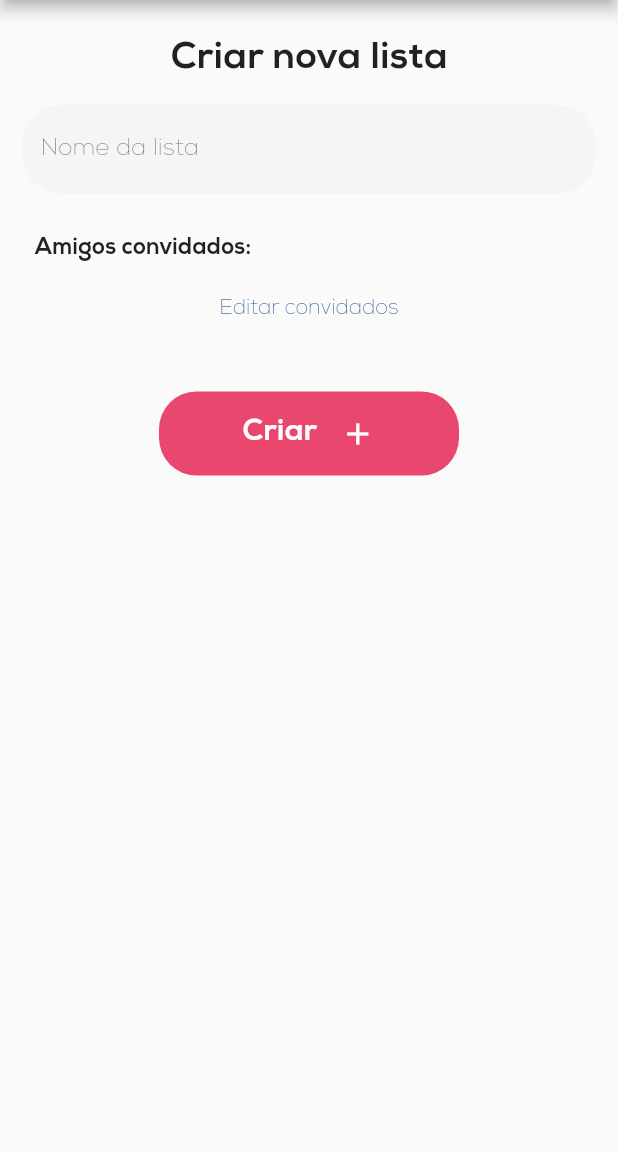
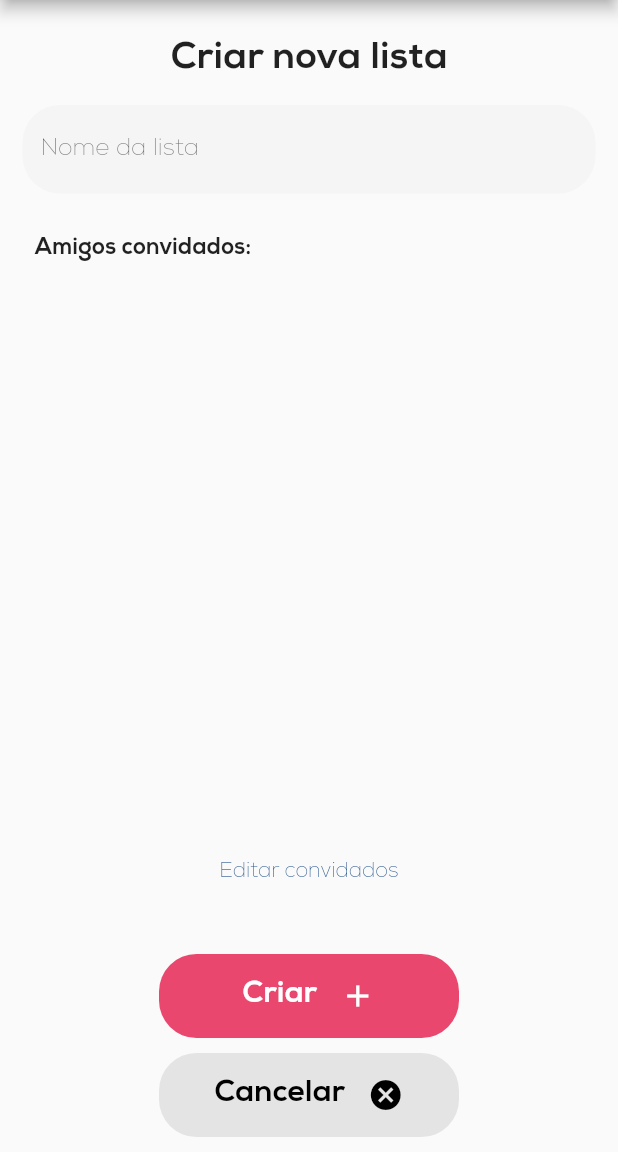
Before and after one commit to emmanuelsdias/cestamos_frontend, a Flutter app: the ListsPage screen opened directly, after a tap on the "add" icon, on a phone screen of 412 x 824 dp, the part 84-1236 px from its top. Run offline on Flutter 3.47's test engine with Material 2 defaults, Android fonts, the phone set to English and light mode, and no system bars; our stand-ins replace flutter_snake_navigationbar, flutter_svg.

Commit message:
cancel button on create list

```diff
--- a/cestamos/lib/pages/create_list_page.dart
+++ b/cestamos/lib/pages/create_list_page.dart
@@ -4,6 +4,7 @@ import 'package:flutter/material.dart';
 import '../models/friendship.dart';
 import '../widgets/friendship_tile.dart';
 import '../widgets/cestamos_bar.dart';
+import '../widgets/form_buton.dart';
 
 class CreateListPage extends StatefulWidget {
   const CreateListPage({Key? key}) : super(key: key);
@@ -119,14 +120,17 @@ class _CreateListPageState extends State<CreateListPage> {
                 ],
               ),
             ),
-            if (_invitedFriendships.isNotEmpty)
-              Expanded(
+            _invitedFriendships.isNotEmpty
+                ? Expanded(
                     child: ListView.builder(
                       itemBuilder: (ctx, index) => FriendshipTile(
                         friendship: _invitedFriendships[index],
                       ),
                       itemCount: _invitedFriendships.length,
                     ),
+                  )
+                : Expanded(
+                    child: Container(),
                   ),
             TextButton(
               onPressed: () {
@@ -145,38 +149,20 @@ class _CreateListPageState extends State<CreateListPage> {
             const SizedBox(
               height: 30,
             ),
-            ElevatedButton(
+            FormButton(
+              text: "Criar",
+              icon: Icons.add,
               onPressed: createList,
-              style: ElevatedButton.styleFrom(
-                  minimumSize: const Size(0, 56),
-                  maximumSize: const Size(200, 100),
-                  shape: RoundedRectangleBorder(
-                    borderRadius: BorderRadius.circular(25),
-                  ),
-                  shadowColor: Colors.transparent,
-                  primary: Theme.of(context).colorScheme.inversePrimary),
-              child: Row(
-                mainAxisAlignment: MainAxisAlignment.center,
-                children: const [
-                  Text(
-                    'Criar',
-                    style: TextStyle(
-                      color: Colors.white,
-                      fontSize: 20,
-                      fontWeight: FontWeight.bold,
-                    ),
-                  ),
-                  SizedBox(
-                    width: 15,
-                  ),
-                  Icon(
-                    Icons.add,
-                  ),
-                ],
-              ),
+              option: 1,
             ),
             const SizedBox(
               height: 10,
+            ),
+            FormButton(
+              text: "Cancelar",
+              icon: Icons.cancel,
+              onPressed: () => Navigator.of(context).pop(),
+              option: 2,
             ),
           ],
         ),
--- a/cestamos/lib/pages/lists_page.dart
+++ b/cestamos/lib/pages/lists_page.dart
@@ -6,6 +6,7 @@ import '../models/shop_list.dart';
 import '../widgets/cestamos_bar.dart';
 import './one_list_page.dart';
 import './create_list_page.dart';
+import '../widgets/add_floating_button.dart';
 
 class ListsPage extends StatefulWidget {
   const ListsPage({super.key});
@@ -57,10 +58,9 @@ class _ListsPageState extends State<ListsPage> {
                 "Você não tem listas",
               ),
             )
-          : ListView.builder(
-              itemBuilder: (context, index) {
-                if (index == 0) {
-                  return const Padding(
+          : Column(
+              children: [
+                const Padding(
                   padding: EdgeInsets.all(15),
                   child: Text(
                     "Suas Listas",
@@ -69,22 +69,26 @@ class _ListsPageState extends State<ListsPage> {
                       fontSize: 25,
                     ),
                   ),
-                  );
-                }
+                ),
+                Expanded(
+                  child: ListView.builder(
+                    itemBuilder: (context, index) {
                       return GestureDetector(
                         onTap: () => Navigator.of(context)
                             .pushNamed(OneListPage.pageRouteName),
                         child: ShopListTile(
-                    shopListSummary: listassum[index - 1],
+                          shopListSummary: listassum[index],
                         ),
                       );
                     },
-              itemCount: listassum.length + 1,
+                    itemCount: listassum.length,
                   ),
-      floatingActionButton: FloatingActionButton(
+                ),
+              ],
+            ),
+      floatingActionButton: AddFloatingButton(
         onPressed: () =>
             Navigator.of(context).pushNamed(CreateListPage.pageRouteName),
-        child: const Icon(Icons.add),
       ),
     );
   }
--- /dev/null
+++ b/cestamos/lib/widgets/form_buton.dart
@@ -0,0 +1,78 @@
+import 'package:flutter/material.dart';
+
+class FormButton extends StatelessWidget {
+  const FormButton({
+    required this.text,
+    required this.icon,
+    required this.onPressed,
+    this.option = 1,
+    Key? key,
+  }) : super(key: key);
+
+  final String text;
+  final IconData icon;
+  final Function onPressed;
+  final int option;
+
+  Color backgroundColor(BuildContext ctx) {
+    switch (option) {
+      case 1:
+        {
+          return Theme.of(ctx).colorScheme.inversePrimary;
+        }
+      default:
+        {
+          return Theme.of(ctx).colorScheme.background;
+        }
+    }
+  }
+
+  Color textColor(BuildContext ctx) {
+    switch (option) {
+      case 1:
+        {
+          return Colors.white;
+        }
+      default:
+        {
+          return Colors.black;
+        }
+    }
+  }
+
+  @override
+  Widget build(BuildContext context) {
+    return ElevatedButton(
+      onPressed: () => onPressed(),
+      style: ElevatedButton.styleFrom(
+        minimumSize: const Size(0, 56),
+        maximumSize: const Size(200, 100),
+        shape: RoundedRectangleBorder(
+          borderRadius: BorderRadius.circular(25),
+        ),
+        shadowColor: Colors.transparent,
+        primary: backgroundColor(context),
+      ),
+      child: Row(
+        mainAxisAlignment: MainAxisAlignment.center,
+        children: [
+          Text(
+            text,
+            style: TextStyle(
+              color: textColor(context),
+              fontSize: 20,
+              fontWeight: FontWeight.bold,
+            ),
+          ),
+          const SizedBox(
+            width: 15,
+          ),
+          Icon(
+            icon,
+            color: textColor(context),
+          ),
+        ],
+      ),
+    );
+  }
+}
```
Lines whose indentation alone changed are shown as unchanged.
